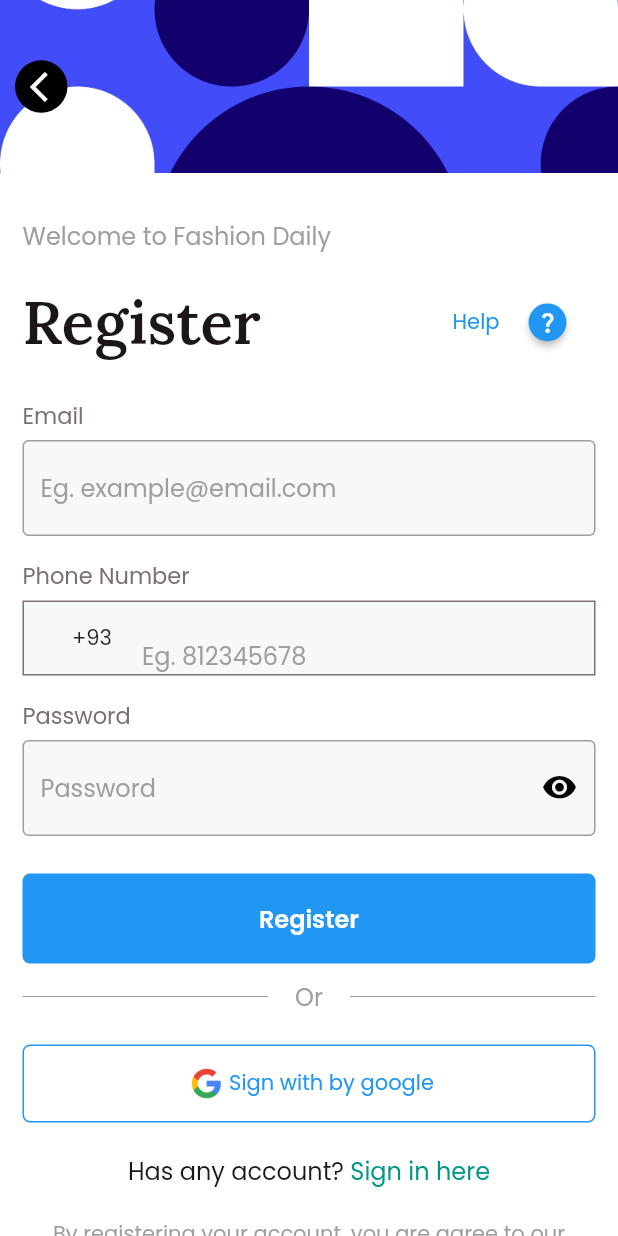
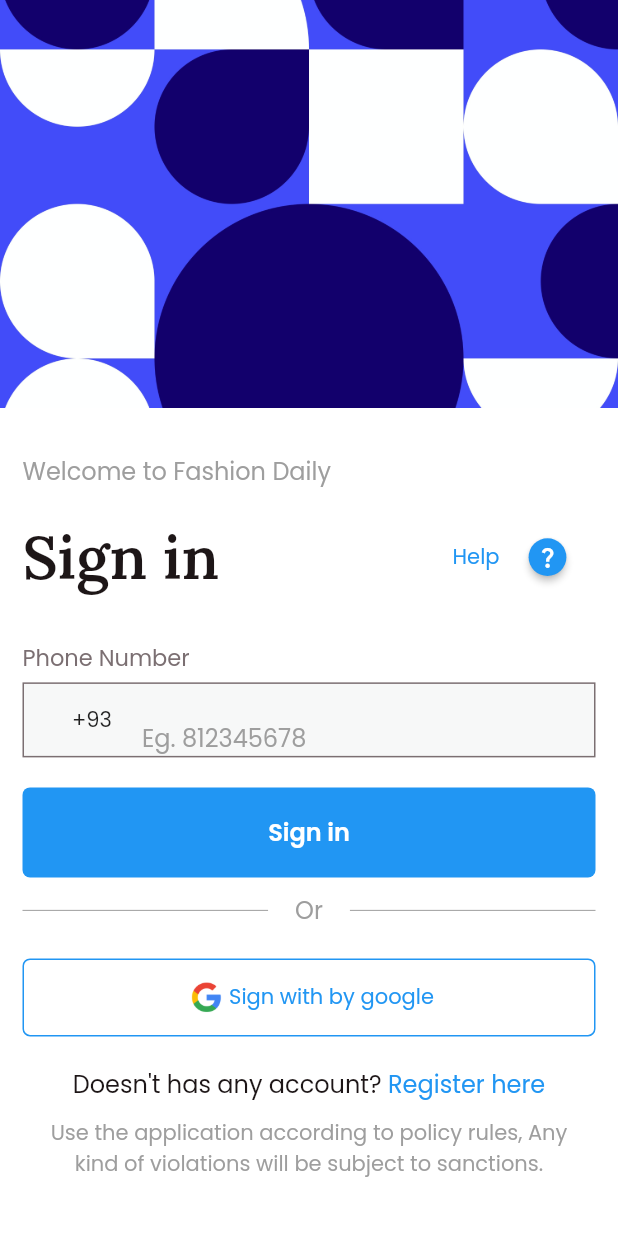
Before and after one commit to MAHMOUD3098/Algoriza_task1, a Flutter app: the screen it shows after launch, on a phone screen of 412 x 824 dp. Run offline on Flutter 3.47's test engine with Material 2 defaults, Android fonts, the phone set to English and light mode, and no system bars; drawn by our look-alikes of intl_phone_number_input; our stand-ins replace hexcolor, smooth_page_indicator; statements that could not run were skipped.

Commit message:
implemented signin screen

```diff
--- a/lib/main.dart
+++ b/lib/main.dart
@@ -1,4 +1,5 @@
 import 'package:algoriza_task1/modules/register/register_screen.dart';
+import 'package:algoriza_task1/modules/signin/signin_screen.dart';
 import 'package:flutter/material.dart';
 
 void main() {
@@ -18,7 +19,7 @@
         primarySwatch: Colors.blue,
         fontFamily: 'Poppins',
       ),
-      home: RegisterScreen(),
+      home: SignInScreen(),
     );
   }
 }
--- a/lib/modules/register/register_screen.dart
+++ b/lib/modules/signin/signin_screen.dart
@@ -1,18 +1,14 @@
-// ignore_for_file: sized_box_for_whitespace
-
 import 'package:algoriza_task1/shared/components/components.dart';
 import 'package:algoriza_task1/shared/components/paths.dart';
 import 'package:algoriza_task1/shared/styles/colors.dart';
 import 'package:algoriza_task1/shared/styles/styles.dart';
 import 'package:flutter/material.dart';
 
-class RegisterScreen extends StatelessWidget {
-  RegisterScreen({Key? key}) : super(key: key);
+class SignInScreen extends StatelessWidget {
+  SignInScreen({Key? key}) : super(key: key);
 
-  final registrationFormKey = GlobalKey<FormState>();
-  final TextEditingController emailController = TextEditingController();
+  final signinFormKey = GlobalKey<FormState>();
   final TextEditingController phoneNumberController = TextEditingController();
-  final TextEditingController passwordController = TextEditingController();
 
   @override
   Widget build(BuildContext context) {
@@ -26,34 +22,11 @@
             children: [
               Container(
                 width: double.infinity,
-                height: MediaQuery.of(context).size.height * .14,
-                child: Stack(
-                  children: [
-                    Image.asset(
-                      Paths.backgroundImage,
-                      width: double.infinity,
-                      fit: BoxFit.fitWidth,
-                    ),
-                    Padding(
-                      padding: const EdgeInsets.symmetric(horizontal: 10),
-                      child: Align(
-                        alignment: Alignment.centerLeft,
-                        child: Container(
-                          padding: const EdgeInsets.symmetric(horizontal: 10),
-                          decoration: const BoxDecoration(
-                            color: Colors.black,
-                            shape: BoxShape.circle,
-                          ),
-                          width: 35,
-                          height: 35,
-                          child: Icon(
-                            Icons.arrow_back_ios,
-                            color: whiteColor,
-                          ),
-                        ),
-                      ),
-                    )
-                  ],
+                height: MediaQuery.of(context).size.height * .33,
+                child: Image.asset(
+                  Paths.backgroundImage,
+                  width: double.infinity,
+                  fit: BoxFit.fitWidth,
                 ),
               ),
               const SizedBox(
@@ -65,7 +38,7 @@
                   vertical: 20,
                 ),
                 child: Form(
-                  key: registrationFormKey,
+                  key: signinFormKey,
                   child: Column(
                     crossAxisAlignment: CrossAxisAlignment.stretch,
                     children: [
@@ -80,7 +53,7 @@
                         mainAxisAlignment: MainAxisAlignment.spaceBetween,
                         children: [
                           Text(
-                            'Register',
+                            'Sign in',
                             style: descriptionTextStyle.copyWith(
                               fontSize: 40,
                               fontFamily: 'Lora',
@@ -112,34 +85,14 @@
                         ],
                       ),
                       const SizedBox(
-                        height: 10,
-                      ),
-                      CustomTextFormField(
-                        label: 'Email',
-                        controller: emailController,
-                        type: TextInputType.emailAddress,
-                        validate: (String? val) {},
-                        placeHolder: 'Eg. example@email.com',
+                        height: 30,
                       ),
                       const CustomCountryCodePicker(),
-                      CustomTextFormField(
-                        label: 'Password',
-                        controller: emailController,
-                        type: TextInputType.emailAddress,
-                        validate: (String? val) {},
-                        placeHolder: 'Password',
-                        isPassword: true,
-                        suffixIcon: const Icon(
-                          Icons.visibility_rounded,
-                          color: Colors.black,
-                        ),
-                        suffixIconPressed: () {},
-                      ),
                       const SizedBox(
-                        height: 10,
+                        height: 20,
                       ),
                       CustomTextButton(
-                        text: 'Register',
+                        text: 'Sign in',
                         onPressed: () {},
                         color: Colors.blue,
                       ),
@@ -185,7 +138,7 @@
                         mainAxisAlignment: MainAxisAlignment.center,
                         children: [
                           Text(
-                            'Has any account? ',
+                            'Doesn\'t has any account? ',
                             style: regularTextStyle,
                           ),
                           InkWell(
@@ -193,29 +146,23 @@
                             highlightColor: Colors.transparent,
                             onTap: () {},
                             child: Text(
-                              'Sign in here',
-                              style: regularTextStyle.copyWith(color: Colors.teal),
+                              'Register here',
+                              style: regularTextStyle.copyWith(color: Colors.blue),
                             ),
                           ),
                         ],
                       ),
                       const SizedBox(
-                        height: 20,
+                        height: 10,
                       ),
-                      const Center(
+                      const Padding(
+                        padding: EdgeInsets.symmetric(horizontal: 15),
                         child: Text(
-                          'By registering your account, you are agree to our',
+                          'Use the application according to policy rules, Any kind of violations will be subject to sanctions.',
                           style: TextStyle(
                             color: Colors.grey,
                           ),
-                        ),
-                      ),
-                      const Center(
-                        child: Text(
-                          'terms and conditions',
-                          style: TextStyle(
-                            color: Colors.blue,
-                          ),
+                          textAlign: TextAlign.center,
                         ),
                       ),
                     ],
```
